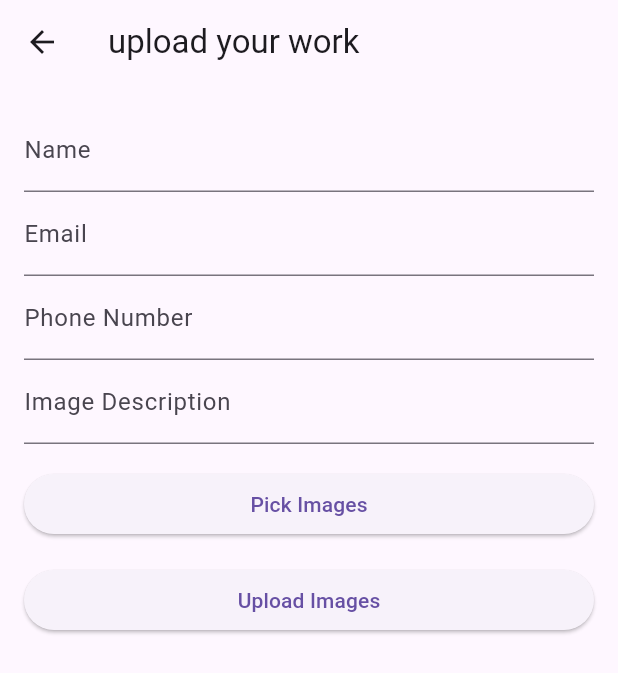
After one commit to EuclidStellar/kaleidoscope.fp, a Flutter app: the HomeScreenPage screen opened directly, in the side drawer, after a tap on "Upload Artwork", on a phone screen of 412 x 824 dp. The commit adds this screen. Shown: the top 673 px of the screen. Run offline on Flutter 3.47's test engine with Material 3 defaults, Android fonts, the phone set to English and light mode, and no system bars; our stand-ins replace action_slider, cloud_firestore, firebase_auth, firebase_core, firebase_storage, image_picker and 3 more; accounts and stored records are empty; network calls fail.

Commit message:
upload art work done

```diff
--- a/lib/auth/home.dart
+++ b/lib/auth/home.dart
@@ -1,4 +1,6 @@
 import 'package:flutter/material.dart';
+import 'package:kaleidoscope_fp/drawer/piquestions.dart';
+import 'package:kaleidoscope_fp/drawer/uploadartwork.dart';
 import 'package:kaleidoscope_fp/screens/artworks.dart';
 import 'package:kaleidoscope_fp/screens/events.dart';
 import 'package:kaleidoscope_fp/screens/member.dart';
@@ -27,16 +29,22 @@ class _HomeScreenPageState extends State<HomeScreenPage> {
         child: ListView(
           children: [
             ListTile(
-              title: const Text('Home'),
+              title: const Text('Upload Artwork'),
               onTap: () {
-                Navigator.pop(context); // Close the drawer
+                Navigator.push(
+            context,
+            MaterialPageRoute(builder: (context) => ImageUploadScreen()),
+          ); // Close the drawer
                 // Navigate to the home page if needed
               },
             ),
             ListTile(
-              title: const Text('Settings'),
+              title: const Text('Secrets ? '),
               onTap: () {
-                Navigator.pop(context); // Close the drawer
+                  Navigator.push(
+            context,
+            MaterialPageRoute(builder: (context) => SecretScreen()),
+          ); // Close the drawer
                 // Navigate to the settings page or perform other actions
               },
             ),
--- /dev/null
+++ b/lib/drawer/uploadartwork.dart
@@ -0,0 +1,179 @@
+
+
+import 'dart:io';
+
+import 'package:flutter/material.dart';
+import 'package:image_picker/image_picker.dart';
+import 'package:cloud_firestore/cloud_firestore.dart';
+import 'package:firebase_storage/firebase_storage.dart';
+
+
+class ImageUploadScreen extends StatefulWidget {
+  @override
+  _ImageUploadScreenState createState() => _ImageUploadScreenState();
+}
+
+class _ImageUploadScreenState extends State<ImageUploadScreen> {
+  final ImagePicker _imagePicker = ImagePicker();
+  late TextEditingController _nameController;
+  late TextEditingController _emailController;
+  late TextEditingController _phoneNumberController;
+  late TextEditingController _descriptionController;
+  List<File> _selectedImages = [];
+  bool _isUploading = false;
+
+  @override
+  void initState() {
+    super.initState();
+    _nameController = TextEditingController();
+    _emailController = TextEditingController();
+    _phoneNumberController = TextEditingController();
+    _descriptionController = TextEditingController();
+  }
+
+  @override
+  void dispose() {
+    _nameController.dispose();
+    _emailController.dispose();
+    _phoneNumberController.dispose();
+    _descriptionController.dispose();
+    super.dispose();
+  }
+
+  Future<void> _pickAndUploadImages() async {
+    List<XFile>? pickedFiles = await _imagePicker.pickMultiImage();
+
+    if (pickedFiles != null && pickedFiles.isNotEmpty) {
+      setState(() {
+        _selectedImages = pickedFiles.map((file) => File(file.path)).toList();
+      });
+    }
+  }
+
+  Future<void> _uploadImages() async {
+    String name = _nameController.text.trim();
+    String email = _emailController.text.trim();
+    String phoneNumber = _phoneNumberController.text.trim();
+    String description = _descriptionController.text.trim();
+
+    if (name.isEmpty || email.isEmpty || phoneNumber.isEmpty || description.isEmpty) {
+      // Ensure all user information is available
+      return;
+    }
+
+    setState(() {
+      _isUploading = true;
+    });
+
+    try {
+      for (File imageFile in _selectedImages) {
+        String downloadURL = await uploadImageToFirebaseStorage(imageFile);
+        await saveImageMetadataToFirestore(downloadURL, name, email, phoneNumber, description);
+      }
+      ScaffoldMessenger.of(context).showSnackBar(
+        const SnackBar(
+          content: Text('Images uploaded successfully!'),
+        ),
+      );
+    } finally {
+      setState(() {
+        _isUploading = false;
+        _selectedImages.clear();
+      });
+    }
+  }
+
+  Future<String> uploadImageToFirebaseStorage(File imageFile) async {
+    FirebaseStorage storage = FirebaseStorage.instance;
+    Reference storageReference = storage.ref().child('chayanmedia/${DateTime.now()}.png');
+
+    UploadTask uploadTask = storageReference.putFile(imageFile);
+    TaskSnapshot snapshot = await uploadTask;
+
+    // Return download URL
+    return await snapshot.ref.getDownloadURL();
+  }
+
+  Future<void> saveImageMetadataToFirestore(
+    String downloadURL,
+    String name,
+    String email,
+    String phoneNumber,
+    String description,
+  ) async {
+    FirebaseFirestore firestore = FirebaseFirestore.instance;
+
+    await firestore.collection('chayanwork').add({
+      'name': name,
+      'email': email,
+      'phone': phoneNumber,
+      'description': description,
+      'image_url': downloadURL,
+      'timestamp': FieldValue.serverTimestamp(),
+    });
+  }
+
+  @override
+  Widget build(BuildContext context) {
+    return Scaffold(
+      appBar: AppBar(
+        title: Text('upload your work'),
+      ),
+      body: SingleChildScrollView(
+        padding: const EdgeInsets.all(16.0),
+        child: Column(
+          crossAxisAlignment: CrossAxisAlignment.stretch,
+          children: [
+            TextField(
+              controller: _nameController,
+              decoration: InputDecoration(labelText: 'Name'),
+            ),
+            TextField(
+              controller: _emailController,
+              decoration: InputDecoration(labelText: 'Email'),
+            ),
+            TextField(
+              controller: _phoneNumberController,
+              decoration: InputDecoration(labelText: 'Phone Number'),
+            ),
+            TextField(
+              controller: _descriptionController,
+              decoration: InputDecoration(labelText: 'Image Description'),
+            ),
+            const SizedBox(height: 16),
+            ElevatedButton(
+              onPressed: _pickAndUploadImages,
+              child: Text('Pick Images'),
+            ),
+            const SizedBox(height: 16),
+            ElevatedButton(
+              onPressed: _uploadImages,
+              child: _isUploading ? CircularProgressIndicator() : Text('Upload Images'),
+            ),
+            const SizedBox(height: 16),
+            _selectedImages.isNotEmpty
+                ? Column(
+                    children: [
+                      Text('Selected Images:'),
+                      SizedBox(height: 8),
+                      Wrap(
+                        spacing: 8.0,
+                        runSpacing: 8.0,
+                        children: _selectedImages.map((image) {
+                          return Image.file(
+                            image,
+                            height: 100,
+                            width: 100,
+                            fit: BoxFit.cover,
+                          );
+                        }).toList(),
+                      ),
+                    ],
+                  )
+                : Container(),
+          ],
+        ),
+      ),
+    );
+  }
+}
```
Also changed, not shown: lib/drawer/piquestions.dart (added, +152 -0 lines), pubspec.yaml (+10 -0 lines), pubspec.lock, 5 other files.
